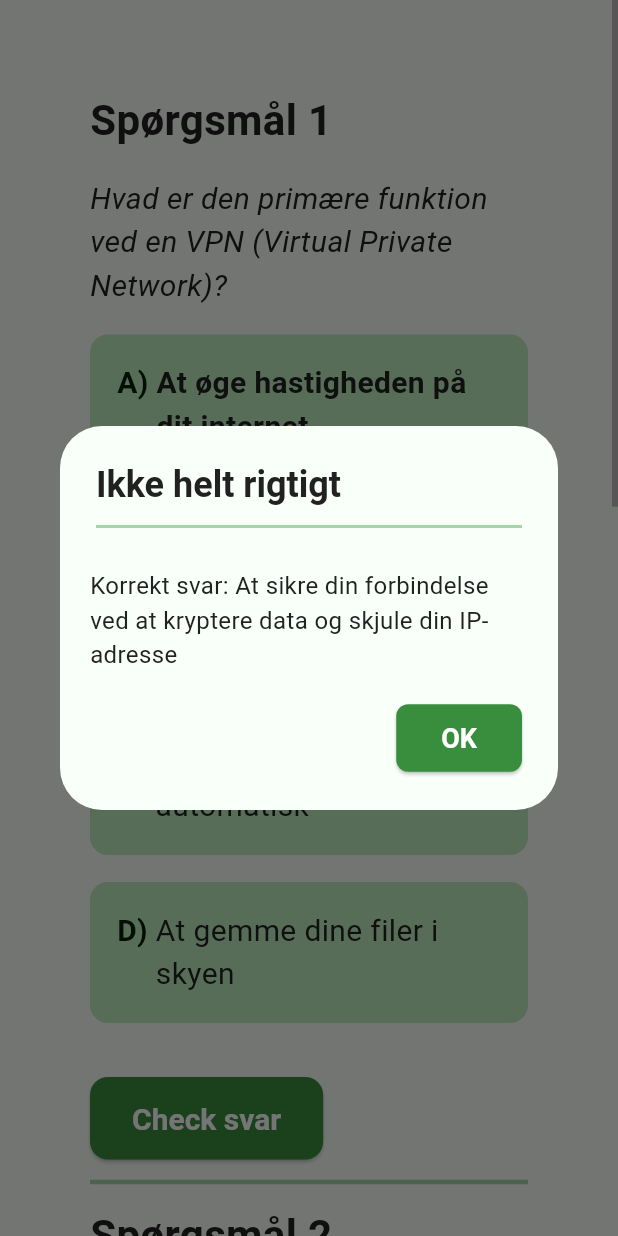
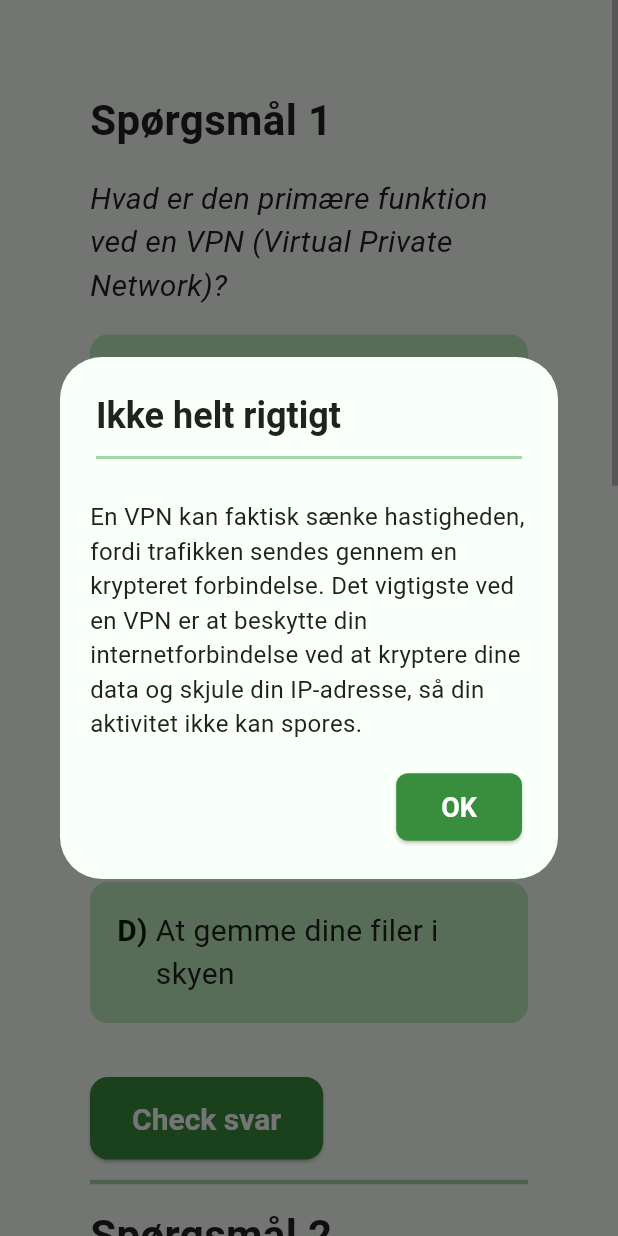
Before and after one commit to NadjaDH/LockEd, a Flutter app: the TaskPage screen opened directly with empty values, after a tap on "A)", after a tap on "Check svar", on a phone screen of 412 x 824 dp. Run offline on Flutter 3.47's test engine with Material 3 defaults, Android fonts, the light colour scheme and no system bars; our stand-ins replace flutter_blue_plus, permission_handler; Roboto replaces fonts that are missing (DM Sans).

Commit message:
de rigtige svarmuligheder ind + virker

```diff
--- a/locked/lib/data/tasks.dart
+++ b/locked/lib/data/tasks.dart
@@ -14,21 +14,31 @@ final List<TaskCollection> taskCollections = [
           'At gemme dine filer i skyen',
         ],
         correctAnswerIndex: 1,
-        correctFeedback: 'Korrekt! *TILFØJ TEKST*',
-        incorrectFeedback: '*TILFØJ TEKST*',
+        correctFeedback:
+            'Korrekt! En VPN bruges primært til at skabe en sikker forbindelse ved at kryptere din internettrafik og skjule din IP-adresse. Det kan være relevant f.eks. ved hjemmearbejde eller arbejde offentlige steder.',
+        feedback: [
+          'En VPN kan faktisk sænke hastigheden, fordi trafikken sendes gennem en krypteret forbindelse. Det vigtigste ved en VPN er at beskytte din internetforbindelse ved at kryptere dine data og skjule din IP-adresse, så din aktivitet ikke kan spores.',
+          'VPNer har ikke noget med antivirus at gøre og kan ikke beskytte dig mod virus direkte. VPNer beskytter dine data under overførsel, mens antivirus beskytter din enhed mod skadelige programmer, to forskellige ting.',
+          'VPNer gemmer ikke data, de beskytter forbindelsen, ikke selve indholdet. Hvis du vil gemme filer i skyen, skal du bruge en cloud-tjeneste. VPNen kan dog beskytte forbindelsen til den tjeneste',
+        ],
       ),
       TaskQuestion(
         question:
             'Hvorfor er det vigtigt at føre logs over loginforsøg og systemadgang?',
         answers: [
           'Så man kan identificere og forhindre uautoriseret adgang og potentielle angreb',
-          'Så man kan analysere systemets hastighed',
-          'Så man kan tælle, hvor mange der bruger systemet dagligt',
-          'Så man har dokumentation ved sikkerhedshændelser',
+          'For at dokumentere alle handlinger foretaget af brugerne, uanset om de er relateret til sikkerhed',
+          'For at kunne give alle brugere den samme adgang på tværs af systemer',
+          'For at undgå at brugerne glemmer deres adgangskoder',
         ],
-        correctAnswerIndex: 3,
-        correctFeedback: 'Korrekt! *TILFØJ TEKST*',
-        incorrectFeedback: '*TILFØJ TEKST*',
+        correctAnswerIndex: 0,
+        correctFeedback:
+            'Korrekt! Logs gør det muligt at opdage usædvanlig eller mistænkelig aktivitet, så man kan reagere hurtigt og forhindre sikkerhedsbrud.',
+        feedback: [
+          'Det kan være en bivirkning, men ikke formålet. Logs handler først og fremmest om at overvåge adgang og beskytte systemet mod misbrug, ikke at registrere alt brugerne laver.',
+          'Dette handler om brugerrettigheder og adgangsstyring, ikke logging. Logs hjælper med at overvåge adgang, de tildeler den ikke..',
+          'Logging har ingen funktion i forhold til adgangskoder. Det handler om at holde øje med, hvem der forsøger at få adgang, ikke om at hjælpe med at huske adgangsoplysninger.',
+        ],
       ),
     ],
     reflectionScenario:
@@ -36,7 +46,6 @@ final List<TaskCollection> taskCollections = [
     reflectionQuestion:
         'Hvilke steps ville du tage - og ville du have adgang til de nødvendige værktøjer eller kontakter?',
   ),
-
   TaskCollection(
     theme: 'Datahåndtering og Ansvar Ved Databrud',
     questions: [
@@ -51,9 +60,12 @@ final List<TaskCollection> taskCollections = [
         ],
         correctAnswerIndex: 1,
         correctFeedback:
-            'Korrekt! Fejlagtig konfiguration af adgangsrettigheder til cloud-lagring kan føre til, at data bliver offentligt tilgængelige for uautoriserede personer, hvilket eksponerer følsomme oplysninger.',
-        incorrectFeedback:
-            'Fejlagtig konfiguration af adgangsrettigheder til cloud-lagring kan føre til, at data bliver offentligt tilgængelige for uautoriserede personer, hvilket eksponerer følsomme oplysninger.',
+            'Korrekt! En af de mest almindelige årsager til datalæk i cloud-løsninger er forkert opsatte adgangsrettigheder. Hvis man fx ikke begrænser, hvem der må tilgå visse mapper eller databaser, kan følsomme oplysninger ende med at være offentligt tilgængelige uden at man opdager det. Det er ikke nødvendigvis en fejl i systemet, men i måden det er sat op på.',
+        feedback: [
+          'Det kan bestemt være en risiko at dele med de forkerte, men det kræver en aktiv handling. Utilsigtet eksponering i cloud sker oftere ved forkerte standardindstillinger eller glemte begrænsninger, ikke nødvendigvis bevidst deling.',
+          'Manglende opdateringer kan føre til sårbarheder, men de fører ikke i sig selv til eksponering af data. Det er mere relateret til risiko for angreb end utilsigtet eksponering.',
+          'Et svagt eller gammelt password kan gøre det lettere for uvedkommende at få adgang, men det er ikke det samme som, at data utilsigtet bliver eksponeret. Det handler mere om angreb end fejlkonfiguration.',
+        ],
       ),
       TaskQuestion(
         question:
@@ -65,8 +77,13 @@ final List<TaskCollection> taskCollections = [
           'At leverandøren kun opbevarer data på deres egne servere uden at bruge tredjepartsleverandører',
         ],
         correctAnswerIndex: 0,
-        correctFeedback: 'Korrekt! *TILFØJ TEKST*',
-        incorrectFeedback: '*TILFØJ TEKST*',
+        correctFeedback:
+            'Korrekt! En databehandleraftale sikrer, at leverandøren håndterer kundedatakorrekt i henhold til lovgivning som GDPR. ISO-certificering kan være en indikator for, at leverandøren følger gode sikkerhedsstandarder, men det er stadig afgørende, at der er en databehandleraftale og konkrete sikkerhedsforanstaltninger for at beskytte data.',
+        feedback: [
+          'ISO-certificeringer og EU-serverplaceringer kan være positive tegn på, at leverandøren tager sikkerhed alvorligt, men de erstatter ikke de juridiske krav som en databehandleraftale og specifikke sikkerhedsforanstaltninger.',
+          'Det er klart en fordel med god support og tydelige kontaktpersoner, men det har ikke noget direkte med beskyttelse af kundedata at gøre. Det er ikke nok i sig selv til at sikre lovlig og sikker behandling af persondata.',
+          'Det er ikke et krav, at leverandøren ejer egne servere. Mange benytter tredjeparts cloud-leverandører, hvilket er tilladt, så længe der er styr på databehandleraftaler og sikkerheden er i orden.',
+        ],
       ),
     ],
     reflectionScenario:
--- a/locked/lib/models/task_collection.dart
+++ b/locked/lib/models/task_collection.dart
@@ -16,14 +16,14 @@ class TaskQuestion {
   final String question;
   final List<String> answers;
   final int correctAnswerIndex;
-  final String? correctFeedback;
-  final String? incorrectFeedback;
+  final String correctFeedback; // Non-nullable
+  final List<String> feedback;
 
   TaskQuestion({
     required this.question,
     required this.answers,
     required this.correctAnswerIndex,
-    this.correctFeedback,
-    this.incorrectFeedback,
+    required this.correctFeedback, // Non-nullable
+    required this.feedback,
   });
 }
--- a/locked/lib/task_page.dart
+++ b/locked/lib/task_page.dart
@@ -47,41 +47,48 @@ class TaskPageState extends State<TaskPage> {
   }
 
   void showFeedback(int questionIndex) {
+    final selectedAnswerIndex = selectedAnswers[questionIndex];
     final isCorrect =
-        selectedAnswers[questionIndex] ==
+        selectedAnswerIndex ==
         currentTask.questions[questionIndex].correctAnswerIndex;
+
+    final feedback =
+        isCorrect
+            ? currentTask.questions[questionIndex].correctFeedback
+            : currentTask
+                .questions[questionIndex]
+                .feedback[selectedAnswerIndex! <
+                    currentTask.questions[questionIndex].correctAnswerIndex
+                ? selectedAnswerIndex
+                : selectedAnswerIndex - 1];
 
     showDialog(
       context: context,
       builder:
           (_) => Center(
             child: ConstrainedBox(
-              constraints: const BoxConstraints(
-                maxWidth: 600,
-              ), // Reduce the max width
+              constraints: const BoxConstraints(maxWidth: 600),
               child: AlertDialog(
                 backgroundColor: Theme.of(context).scaffoldBackgroundColor,
-                contentPadding: const EdgeInsets.all(
-                  20,
-                ), // Adjust padding inside the dialog
+                contentPadding: const EdgeInsets.all(20),
                 title: Column(
                   crossAxisAlignment: CrossAxisAlignment.start,
                   children: [
                     Text(
                       isCorrect ? 'Korrekt!' : 'Ikke helt rigtigt',
-                      style: Theme.of(context).textTheme.titleLarge?.copyWith(
-                        fontSize: 24, // Reduced font size for better fit
-                      ),
+                      style: Theme.of(
+                        context,
+                      ).textTheme.titleLarge?.copyWith(fontSize: 24),
                     ),
                     const SizedBox(height: 5),
                     const Divider(color: Mycolors.dividerColor, thickness: 2),
                   ],
                 ),
                 content: Text(
-                  'Korrekt svar: ${currentTask.questions[questionIndex].answers[currentTask.questions[questionIndex].correctAnswerIndex]}',
-                  style: Theme.of(context).textTheme.bodyMedium?.copyWith(
-                    fontSize: 16, // Reduced font size for better fit
-                  ),
+                  feedback, // Show feedback for the selected answer
+                  style: Theme.of(
+                    context,
+                  ).textTheme.bodyMedium?.copyWith(fontSize: 16),
                 ),
                 actions: [
                   ElevatedButton(
```
